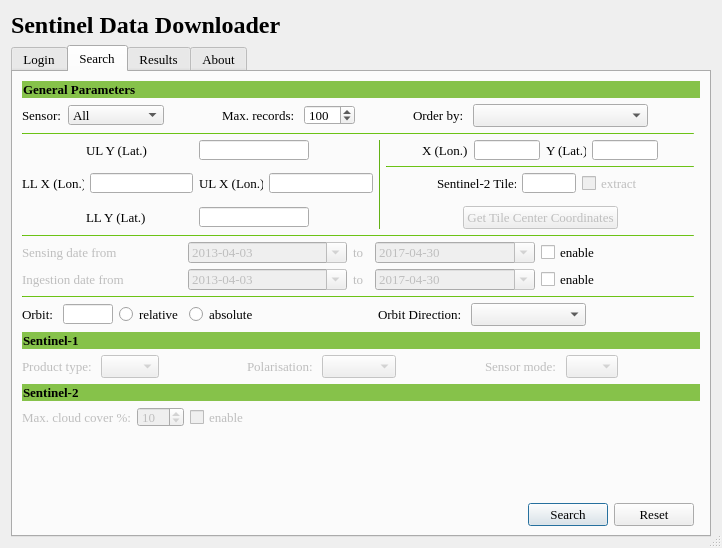
Above: sentinel_downloader_dialog_base.ui from augustinh22/SentinelDownloader before the change. Below: the same form after it.
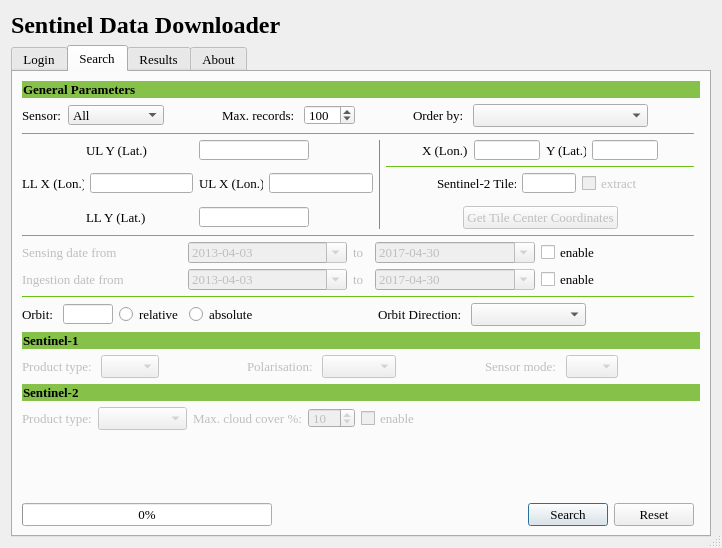
That is the form after the change. The open tabs and pages were chosen to show the change.

The edit to the form file:
```diff
--- a/sentinel_downloader_dialog_base.ui
+++ b/sentinel_downloader_dialog_base.ui
@@ -667,6 +667,38 @@
          </item>
          <item row="16" column="0" colspan="2">
           <layout class="QHBoxLayout" name="s2_horizontalLayout">
+           <item>
+            <widget class="QLabel" name="s2Product_label">
+             <property name="enabled">
+              <bool>false</bool>
+             </property>
+             <property name="text">
+              <string>Product type:</string>
+             </property>
+            </widget>
+           </item>
+           <item>
+            <widget class="QComboBox" name="s2Product_comboBox">
+             <property name="enabled">
+              <bool>false</bool>
+             </property>
+             <item>
+              <property name="text">
+               <string/>
+              </property>
+             </item>
+             <item>
+              <property name="text">
+               <string>S2MSI1C</string>
+              </property>
+             </item>
+             <item>
+              <property name="text">
+               <string>S2MSI2Ap</string>
+              </property>
+             </item>
+            </widget>
+           </item>
            <item>
             <widget class="QLabel" name="cloudCover_label">
              <property name="enabled">
@@ -1536,6 +1568,13 @@
          </item>
          <item row="18" column="0">
           <layout class="QHBoxLayout" name="horizontalLayout_6">
+           <item>
+            <widget class="QProgressBar" name="search_progressBar">
+             <property name="value">
+              <number>0</number>
+             </property>
+            </widget>
+           </item>
            <item>
             <spacer name="horizontalSpacer_13">
              <property name="orientation">
```
Left out of the diff: 7 changed lines with no effect on the pictures.
